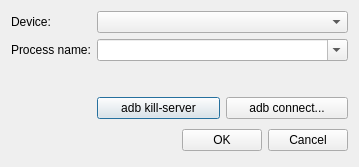
scygan/debugler, file src/DGLGui/ui/dglconnectandroid.ui: the form before one commit.
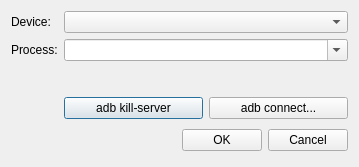
The form after the commit.

The edit to the form file:
```diff
--- a/src/DGLGui/ui/dglconnectandroid.ui
+++ b/src/DGLGui/ui/dglconnectandroid.ui
@@ -32,7 +32,7 @@
      <item row="2" column="0">
       <widget class="QLabel" name="label_2">
        <property name="text">
-        <string>Process name:</string>
+        <string>Process:</string>
        </property>
       </widget>
      </item>
```
Left out of the diff: 17 changed lines with no effect on the pictures.
